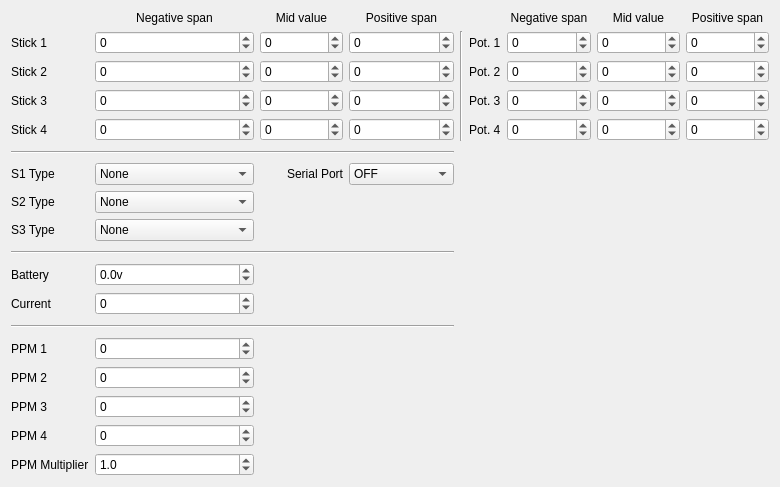
First picture: the form in companion/src/generaledit/calibration.ui, repository opentx/opentx, before the edit.
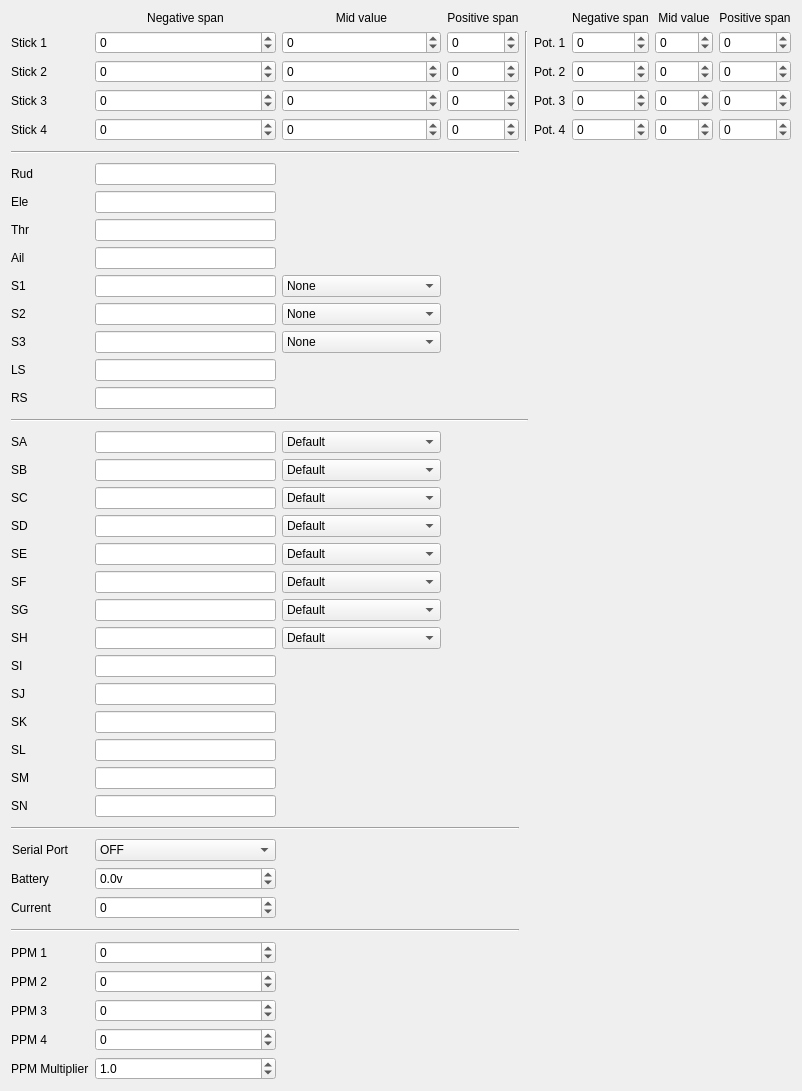
Second picture: the form after the edit. Custom widgets are drawn as their Qt base class.

```diff
--- a/companion/src/generaledit/calibration.ui
+++ b/companion/src/generaledit/calibration.ui
@@ -6,14 +6,340 @@
    <rect>
     <x>0</x>
     <y>0</y>
-    <width>780</width>
-    <height>450</height>
+    <width>802</width>
+    <height>1036</height>
    </rect>
   </property>
   <property name="windowTitle">
    <string>Form</string>
   </property>
-  <layout class="QGridLayout" name="gridLayout_2" rowstretch="0,0,0,0,0,0,0,0,0,0,0,0,0,0,0,0,0,1,0,0,0" columnstretch="0,1,1,1,0,0,1,1,1">
+  <layout class="QGridLayout" name="gridLayout_2" rowstretch="0,0,0,0,0,0,0,0,0,0,0,0,0,0,0,0,0,0,0,0,0,0,0,0,0,0,0,0,0,0,0,0,0,0,0,0,0,0,0,0,0,0" columnstretch="0,0,0,0,0,0,0,0,0">
+   <item row="11" column="2">
+    <widget class="QComboBox" name="pot2Type">
+     <property name="toolTip">
+      <string/>
+     </property>
+     <property name="statusTip">
+      <string/>
+     </property>
+     <property name="whatsThis">
+      <string>Beeper volume
+
+0 - Quiet.  No beeps at all.
+1 - No Keys.  Normal beeps but menu keys do not beep.
+2 - Normal.
+3 - Loud.
+4 - Extra loud.</string>
+     </property>
+     <item>
+      <property name="text">
+       <string>None</string>
+      </property>
+     </item>
+     <item>
+      <property name="text">
+       <string>Pot with detent (normal)</string>
+      </property>
+     </item>
+     <item>
+      <property name="text">
+       <string>Multipos Switch</string>
+      </property>
+     </item>
+     <item>
+      <property name="text">
+       <string>Pot without detent</string>
+      </property>
+     </item>
+    </widget>
+   </item>
+   <item row="12" column="1">
+    <widget class="AutoLineEdit" name="pot3Name">
+     <property name="maxLength">
+      <number>3</number>
+     </property>
+    </widget>
+   </item>
+   <item row="14" column="0">
+    <widget class="QLabel" name="pot5Label">
+     <property name="text">
+      <string>RS</string>
+     </property>
+    </widget>
+   </item>
+   <item row="17" column="0">
+    <widget class="QLabel" name="sbLabel">
+     <property name="text">
+      <string>SB</string>
+     </property>
+    </widget>
+   </item>
+   <item row="31" column="0" alignment="Qt::AlignLeft">
+    <widget class="QLabel" name="serialPortLabel">
+     <property name="text">
+      <string>Serial Port</string>
+     </property>
+     <property name="alignment">
+      <set>Qt::AlignRight|Qt::AlignTrailing|Qt::AlignVCenter</set>
+     </property>
+    </widget>
+   </item>
+   <item row="11" column="1">
+    <widget class="AutoLineEdit" name="pot2Name">
+     <property name="maxLength">
+      <number>3</number>
+     </property>
+    </widget>
+   </item>
+   <item row="17" column="2">
+    <widget class="AutoComboBox" name="sbType">
+     <property name="toolTip">
+      <string/>
+     </property>
+     <property name="statusTip">
+      <string/>
+     </property>
+     <property name="whatsThis">
+      <string>Beeper volume
+
+0 - Quiet.  No beeps at all.
+1 - No Keys.  Normal beeps but menu keys do not beep.
+2 - Normal.
+3 - Loud.
+4 - Extra loud.</string>
+     </property>
+     <item>
+      <property name="text">
+       <string>Default</string>
+      </property>
+     </item>
+     <item>
+      <property name="text">
+       <string>2POS Toggle</string>
+      </property>
+     </item>
+     <item>
+      <property name="text">
+       <string>2POS</string>
+      </property>
+     </item>
+     <item>
+      <property name="text">
+       <string>3POS</string>
+      </property>
+     </item>
+     <item>
+      <property name="text">
+       <string>2x2POS</string>
+      </property>
+     </item>
+    </widget>
+   </item>
+   <item row="15" column="0" colspan="5">
+    <widget class="Line" name="potsTypeSeparator_2">
+     <property name="minimumSize">
+      <size>
+       <width>0</width>
+       <height>10</height>
+      </size>
+     </property>
+     <property name="orientation">
+      <enum>Qt::Horizontal</enum>
+     </property>
+    </widget>
+   </item>
+   <item row="10" column="2">
+    <widget class="QComboBox" name="pot1Type">
+     <property name="toolTip">
+      <string/>
+     </property>
+     <property name="statusTip">
+      <string/>
+     </property>
+     <property name="whatsThis">
+      <string>Beeper volume
+
+0 - Quiet.  No beeps at all.
+1 - No Keys.  Normal beeps but menu keys do not beep.
+2 - Normal.
+3 - Loud.
+4 - Extra loud.</string>
+     </property>
+     <item>
+      <property name="text">
+       <string>None</string>
+      </property>
+     </item>
+     <item>
+      <property name="text">
+       <string>Pot with detent (normal)</string>
+      </property>
+     </item>
+     <item>
+      <property name="text">
+       <string>Multipos Switch</string>
+      </property>
+     </item>
+     <item>
+      <property name="text">
+       <string>Pot without detent</string>
+      </property>
+     </item>
+    </widget>
+   </item>
+   <item row="16" column="2">
+    <widget class="AutoComboBox" name="saType">
+     <property name="toolTip">
+      <string/>
+     </property>
+     <property name="statusTip">
+      <string/>
+     </property>
+     <property name="whatsThis">
+      <string>Beeper volume
+
+0 - Quiet.  No beeps at all.
+1 - No Keys.  Normal beeps but menu keys do not beep.
+2 - Normal.
+3 - Loud.
+4 - Extra loud.</string>
+     </property>
+     <item>
+      <property name="text">
+       <string>Default</string>
+      </property>
+     </item>
+     <item>
+      <property name="text">
+       <string>2POS Toggle</string>
+      </property>
+     </item>
+     <item>
+      <property name="text">
+       <string>2POS</string>
+      </property>
+     </item>
+     <item>
+      <property name="text">
+       <string>3POS</string>
+      </property>
+     </item>
+     <item>
+      <property name="text">
+       <string>2x2POS</string>
+      </property>
+     </item>
+    </widget>
+   </item>
+   <item row="31" column="1">
+    <widget class="QComboBox" name="serialPortMode">
+     <item>
+      <property name="text">
+       <string>OFF</string>
+      </property>
+     </item>
+     <item>
+      <property name="text">
+       <string>S-Port Mirror</string>
+      </property>
+     </item>
+     <item>
+      <property name="text">
+       <string>Telemetry</string>
+      </property>
+     </item>
+     <item>
+      <property name="text">
+       <string>SBUS Trainer</string>
+      </property>
+     </item>
+     <item>
+      <property name="text">
+       <string>Debug</string>
+      </property>
+     </item>
+    </widget>
+   </item>
+   <item row="12" column="2">
+    <widget class="QComboBox" name="pot3Type">
+     <property name="toolTip">
+      <string/>
+     </property>
+     <property name="statusTip">
+      <string/>
+     </property>
+     <property name="whatsThis">
+      <string>Beeper volume
+
+0 - Quiet.  No beeps at all.
+1 - No Keys.  Normal beeps but menu keys do not beep.
+2 - Normal.
+3 - Loud.
+4 - Extra loud.</string>
+     </property>
+     <item>
+      <property name="text">
+       <string>None</string>
+      </property>
+     </item>
+     <item>
+      <property name="text">
+       <string>Pot with detent (normal)</string>
+      </property>
+     </item>
+     <item>
+      <property name="text">
+       <string>Multipos Switch</string>
+      </property>
+     </item>
+     <item>
+      <property name="text">
+       <string>Pot without detent</string>
+      </property>
+     </item>
+    </widget>
+   </item>
+   <item row="17" column="1">
+    <widget class="AutoLineEdit" name="sbName">
+     <property name="maxLength">
+      <number>3</number>
+     </property>
+    </widget>
+   </item>
+   <item row="10" column="1">
+    <widget class="AutoLineEdit" name="pot1Name">
+     <property name="maxLength">
+      <number>3</number>
+     </property>
+    </widget>
+   </item>
+   <item row="16" column="1">
+    <widget class="AutoLineEdit" name="saName">
+     <property name="maxLength">
+      <number>3</number>
+     </property>
+    </widget>
+   </item>
+   <item row="6" column="0">
+    <widget class="QLabel" name="rudLabel">
+     <property name="text">
+      <string>Rud</string>
+     </property>
+    </widget>
+   </item>
+   <item row="1" column="3">
+    <widget class="QSpinBox" name="ana1Pos">
+     <property name="statusTip">
+      <string/>
+     </property>
+     <property name="minimum">
+      <number>-9999</number>
+     </property>
+     <property name="maximum">
+      <number>9999</number>
+     </property>
+    </widget>
+   </item>
    <item row="1" column="7">
     <widget class="QSpinBox" name="ana5Mid">
      <property name="statusTip">
@@ -75,20 +401,7 @@
      </property>
     </widget>
    </item>
-   <item row="19" column="1">
-    <widget class="QDoubleSpinBox" name="PPM_MultiplierDSB">
-     <property name="decimals">
-      <number>1</number>
-     </property>
-     <property name="maximum">
-      <double>5.000000000000000</double>
-     </property>
-     <property name="value">
-      <double>1.000000000000000</double>
-     </property>
-    </widget>
-   </item>
-   <item row="14" column="0">
+   <item row="36" column="0">
     <widget class="QLabel" name="label_23">
      <property name="text">
       <string>PPM 1</string>
@@ -168,16 +481,10 @@
      </property>
     </widget>
    </item>
-   <item row="1" column="3">
-    <widget class="QSpinBox" name="ana1Pos">
-     <property name="statusTip">
-      <string/>
-     </property>
-     <property name="minimum">
-      <number>-9999</number>
-     </property>
-     <property name="maximum">
-      <number>9999</number>
+   <item row="38" column="0">
+    <widget class="QLabel" name="label_33">
+     <property name="text">
+      <string>PPM 2</string>
      </property>
     </widget>
    </item>
@@ -315,27 +622,14 @@
      </property>
     </widget>
    </item>
-   <item row="20" column="1">
-    <spacer name="verticalSpacer">
-     <property name="orientation">
-      <enum>Qt::Vertical</enum>
-     </property>
-     <property name="sizeHint" stdset="0">
-      <size>
-       <width>20</width>
-       <height>40</height>
-      </size>
-     </property>
-    </spacer>
-   </item>
-   <item row="11" column="0">
+   <item row="33" column="0">
     <widget class="QLabel" name="label_22">
      <property name="text">
       <string>Battery</string>
      </property>
     </widget>
    </item>
-   <item row="11" column="1">
+   <item row="33" column="1">
     <widget class="QDoubleSpinBox" name="battCalibDSB">
      <property name="statusTip">
       <string/>
@@ -357,39 +651,14 @@
      </property>
     </widget>
    </item>
-   <item row="19" column="0">
+   <item row="41" column="0">
     <widget class="QLabel" name="label_30">
      <property name="text">
       <string>PPM Multiplier</string>
      </property>
     </widget>
    </item>
-   <item row="13" column="0" colspan="4">
-    <widget class="Line" name="line">
-     <property name="sizePolicy">
-      <sizepolicy hsizetype="Minimum" vsizetype="Fixed">
-       <horstretch>0</horstretch>
-       <verstretch>0</verstretch>
-      </sizepolicy>
-     </property>
-     <property name="minimumSize">
-      <size>
-       <width>0</width>
-       <height>10</height>
-      </size>
-     </property>
-     <property name="frameShadow">
-      <enum>QFrame::Sunken</enum>
-     </property>
-     <property name="lineWidth">
-      <number>1</number>
-     </property>
-     <property name="orientation">
-      <enum>Qt::Horizontal</enum>
-     </property>
-    </widget>
-   </item>
-   <item row="16" column="1">
+   <item row="38" column="1">
     <widget class="QSpinBox" name="PPM2">
      <property name="toolTip">
       <string/>
@@ -408,7 +677,7 @@
      </property>
     </widget>
    </item>
-   <item row="17" column="1">
+   <item row="39" column="1">
     <widget class="QSpinBox" name="PPM3">
      <property name="toolTip">
       <string/>
@@ -427,7 +696,7 @@
      </property>
     </widget>
    </item>
-   <item row="18" column="1">
+   <item row="40" column="1">
     <widget class="QSpinBox" name="PPM4">
      <property name="toolTip">
       <string/>
@@ -446,7 +715,7 @@
      </property>
     </widget>
    </item>
-   <item row="14" column="1">
+   <item row="36" column="1">
     <widget class="QSpinBox" name="PPM1">
      <property name="toolTip">
       <string/>
@@ -465,41 +734,21 @@
      </property>
     </widget>
    </item>
-   <item row="16" column="0">
-    <widget class="QLabel" name="label_33">
-     <property name="text">
-      <string>PPM 2</string>
-     </property>
-    </widget>
-   </item>
-   <item row="17" column="0">
+   <item row="39" column="0">
     <widget class="QLabel" name="label_34">
      <property name="text">
       <string>PPM 3</string>
      </property>
     </widget>
    </item>
-   <item row="18" column="0">
+   <item row="40" column="0">
     <widget class="QLabel" name="label_35">
      <property name="text">
       <string>PPM 4</string>
      </property>
     </widget>
    </item>
-   <item row="10" column="0" colspan="4">
-    <widget class="Line" name="line_2">
-     <property name="minimumSize">
-      <size>
-       <width>0</width>
-       <height>10</height>
-      </size>
-     </property>
-     <property name="orientation">
-      <enum>Qt::Horizontal</enum>
-     </property>
-    </widget>
-   </item>
-   <item row="12" column="1">
+   <item row="34" column="1">
     <widget class="QSpinBox" name="CurrentCalib_SB">
      <property name="minimum">
       <number>-49</number>
@@ -509,7 +758,7 @@
      </property>
     </widget>
    </item>
-   <item row="12" column="0">
+   <item row="34" column="0">
     <widget class="QLabel" name="label_CurrentCalib">
      <property name="text">
       <string>Current</string>
@@ -689,107 +938,113 @@
      </property>
     </widget>
    </item>
-   <item row="6" column="1">
-    <widget class="QComboBox" name="pot1Type">
-     <property name="toolTip">
-      <string/>
-     </property>
-     <property name="statusTip">
-      <string/>
-     </property>
-     <property name="whatsThis">
-      <string>Beeper volume
-
-0 - Quiet.  No beeps at all.
-1 - No Keys.  Normal beeps but menu keys do not beep.
-2 - Normal.
-3 - Loud.
-4 - Extra loud.</string>
-     </property>
-     <item>
-      <property name="text">
-       <string>None</string>
-      </property>
-     </item>
-     <item>
-      <property name="text">
-       <string>Pot with detent (normal)</string>
-      </property>
-     </item>
-     <item>
-      <property name="text">
-       <string>Multipos Switch</string>
-      </property>
-     </item>
-     <item>
-      <property name="text">
-       <string>Pot without detent</string>
-      </property>
-     </item>
-    </widget>
-   </item>
-   <item row="6" column="0">
+   <item row="10" column="0">
     <widget class="QLabel" name="pot1TypeLabel">
      <property name="text">
-      <string>S1 Type</string>
+      <string>S1</string>
      </property>
     </widget>
    </item>
-   <item row="7" column="1">
-    <widget class="QComboBox" name="pot2Type">
-     <property name="toolTip">
-      <string/>
-     </property>
-     <property name="statusTip">
-      <string/>
-     </property>
-     <property name="whatsThis">
-      <string>Beeper volume
-
-0 - Quiet.  No beeps at all.
-1 - No Keys.  Normal beeps but menu keys do not beep.
-2 - Normal.
-3 - Loud.
-4 - Extra loud.</string>
-     </property>
-     <item>
-      <property name="text">
-       <string>None</string>
-      </property>
-     </item>
-     <item>
-      <property name="text">
-       <string>Pot with detent (normal)</string>
-      </property>
-     </item>
-     <item>
-      <property name="text">
-       <string>Multipos Switch</string>
-      </property>
-     </item>
-     <item>
-      <property name="text">
-       <string>Pot without detent</string>
-      </property>
-     </item>
-    </widget>
-   </item>
-   <item row="7" column="0">
+   <item row="11" column="0">
     <widget class="QLabel" name="pot2TypeLabel">
      <property name="text">
-      <string>S2 Type</string>
+      <string>S2</string>
      </property>
     </widget>
    </item>
-   <item row="8" column="0">
+   <item row="12" column="0">
     <widget class="QLabel" name="pot3TypeLabel">
      <property name="text">
-      <string>S3 Type</string>
+      <string>S3</string>
+     </property>
+    </widget>
+   </item>
+   <item row="6" column="1">
+    <widget class="AutoLineEdit" name="rudName">
+     <property name="maxLength">
+      <number>3</number>
+     </property>
+    </widget>
+   </item>
+   <item row="16" column="0">
+    <widget class="QLabel" name="saLabel">
+     <property name="text">
+      <string>SA</string>
+     </property>
+    </widget>
+   </item>
+   <item row="7" column="0">
+    <widget class="QLabel" name="eleLabel">
+     <property name="text">
+      <string>Ele</string>
+     </property>
+    </widget>
+   </item>
+   <item row="9" column="0">
+    <widget class="QLabel" name="ailLabel">
+     <property name="text">
+      <string>Ail</string>
+     </property>
+    </widget>
+   </item>
+   <item row="8" column="0">
+    <widget class="QLabel" name="thrLabel">
+     <property name="text">
+      <string>Thr</string>
+     </property>
+    </widget>
+   </item>
+   <item row="7" column="1">
+    <widget class="AutoLineEdit" name="eleName">
+     <property name="maxLength">
+      <number>3</number>
+     </property>
+    </widget>
+   </item>
+   <item row="9" column="1">
+    <widget class="AutoLineEdit" name="ailName">
+     <property name="maxLength">
+      <number>3</number>
      </property>
     </widget>
    </item>
    <item row="8" column="1">
-    <widget class="QComboBox" name="pot3Type">
+    <widget class="AutoLineEdit" name="thrName">
+     <property name="maxLength">
+      <number>3</number>
+     </property>
+    </widget>
+   </item>
+   <item row="18" column="0">
+    <widget class="QLabel" name="scLabel">
+     <property name="text">
+      <string>SC</string>
+     </property>
+    </widget>
+   </item>
+   <item row="13" column="0">
+    <widget class="QLabel" name="pot4Label">
+     <property name="text">
+      <string>LS</string>
+     </property>
+    </widget>
+   </item>
+   <item row="13" column="1">
+    <widget class="AutoLineEdit" name="pot4Name">
+     <property name="maxLength">
+      <number>3</number>
+     </property>
+    </widget>
+   </item>
+   <item row="14" column="1">
+    <widget class="AutoLineEdit" name="pot5Name">
+     <property name="maxLength">
+      <number>3</number>
+     </property>
+    </widget>
+   </item>
+   <item row="18" column="2">
+    <widget class="AutoComboBox" name="scType">
      <property name="toolTip">
       <string/>
      </property>
@@ -807,7 +1062,7 @@
      </property>
      <item>
       <property name="text">
-       <string>None</string>
+       <string>Default</string>
       </property>
      </item>
      <item>
@@ -827,11 +1082,34 @@
      </item>
     </widget>
    </item>
-   <item row="6" column="3">
-    <widget class="QComboBox" name="serialPortMode">
+   <item row="18" column="1">
+    <widget class="AutoLineEdit" name="scName">
+     <property name="maxLength">
+      <number>3</number>
+     </property>
+    </widget>
+   </item>
+   <item row="19" column="0">
+    <widget class="QLabel" name="sdLabel">
+     <property name="text">
+      <string>SD</string>
+     </property>
+    </widget>
+   </item>
+   <item row="19" column="2">
+    <widget class="AutoComboBox" name="sdType">
+     <property name="toolTip">
+      <string/>
+     </property>
+     <property name="statusTip">
+      <string/>
+     </property>
+     <property name="whatsThis">
+      <string/>
+     </property>
      <item>
       <property name="text">
-       <string>OFF</string>
+       <string>Default</string>
       </property>
      </item>
      <item>
@@ -856,18 +1134,358 @@
      </item>
     </widget>
    </item>
-   <item row="6" column="2">
-    <widget class="QLabel" name="serialPortLabel">
+   <item row="19" column="1">
+    <widget class="AutoLineEdit" name="sdName">
+     <property name="maxLength">
+      <number>3</number>
+     </property>
+    </widget>
+   </item>
+   <item row="20" column="0">
+    <widget class="QLabel" name="seLabel">
      <property name="text">
-      <string>Serial Port</string>
+      <string>SE</string>
      </property>
-     <property name="alignment">
-      <set>Qt::AlignRight|Qt::AlignTrailing|Qt::AlignVCenter</set>
+    </widget>
+   </item>
+   <item row="20" column="2">
+    <widget class="AutoComboBox" name="seType">
+     <property name="toolTip">
+      <string/>
+     </property>
+     <property name="statusTip">
+      <string/>
+     </property>
+     <property name="whatsThis">
+      <string/>
+     </property>
+     <item>
+      <property name="text">
+       <string>Default</string>
+      </property>
+     </item>
+     <item>
+      <property name="text">
+       <string>2POS Toggle</string>
+      </property>
+     </item>
+     <item>
+      <property name="text">
+       <string>2POS</string>
+      </property>
+     </item>
+     <item>
+      <property name="text">
+       <string>3POS</string>
+      </property>
+     </item>
+     <item>
+      <property name="text">
+       <string>2x2POS</string>
+      </property>
+     </item>
+    </widget>
+   </item>
+   <item row="20" column="1">
+    <widget class="AutoLineEdit" name="seName">
+     <property name="maxLength">
+      <number>3</number>
+     </property>
+    </widget>
+   </item>
+   <item row="21" column="0">
+    <widget class="QLabel" name="sfLabel">
+     <property name="text">
+      <string>SF</string>
+     </property>
+    </widget>
+   </item>
+   <item row="21" column="2">
+    <widget class="AutoComboBox" name="sfType">
+     <property name="toolTip">
+      <string/>
+     </property>
+     <property name="statusTip">
+      <string/>
+     </property>
+     <property name="whatsThis">
+      <string/>
+     </property>
+     <item>
+      <property name="text">
+       <string>Default</string>
+      </property>
+     </item>
+     <item>
+      <property name="text">
+       <string>2POS Toggle</string>
+      </property>
+     </item>
+     <item>
+      <property name="text">
+       <string>2POS</string>
+      </property>
+     </item>
+     <item>
+      <property name="text">
+       <string>3POS</string>
+      </property>
+     </item>
+     <item>
+      <property name="text">
+       <string>2x2POS</string>
+      </property>
+     </item>
+    </widget>
+   </item>
+   <item row="21" column="1">
+    <widget class="AutoLineEdit" name="sfName">
+     <property name="maxLength">
+      <number>3</number>
+     </property>
+    </widget>
+   </item>
+   <item row="22" column="0">
+    <widget class="QLabel" name="sgLabel">
+     <property name="text">
+      <string>SG</string>
+     </property>
+    </widget>
+   </item>
+   <item row="22" column="2">
+    <widget class="AutoComboBox" name="sgType">
+     <property name="toolTip">
+      <string/>
+     </property>
+     <property name="statusTip">
+      <string/>
+     </property>
+     <property name="whatsThis">
+      <string/>
+     </property>
+     <item>
+      <property name="text">
+       <string>Default</string>
+      </property>
+     </item>
+     <item>
+      <property name="text">
+       <string>2POS Toggle</string>
+      </property>
+     </item>
+     <item>
+      <property name="text">
+       <string>2POS</string>
+      </property>
+     </item>
+     <item>
+      <property name="text">
+       <string>3POS</string>
+      </property>
+     </item>
+     <item>
+      <property name="text">
+       <string>2x2POS</string>
+      </property>
+     </item>
+    </widget>
+   </item>
+   <item row="22" column="1">
+    <widget class="AutoLineEdit" name="sgName">
+     <property name="maxLength">
+      <number>3</number>
+     </property>
+    </widget>
+   </item>
+   <item row="23" column="0">
+    <widget class="QLabel" name="shLabel">
+     <property name="text">
+      <string>SH</string>
+     </property>
+    </widget>
+   </item>
+   <item row="23" column="2">
+    <widget class="AutoComboBox" name="shType">
+     <property name="toolTip">
+      <string/>
+     </property>
+     <property name="statusTip">
+      <string/>
+     </property>
+     <property name="whatsThis">
+      <string/>
+     </property>
+     <item>
+      <property name="text">
+       <string>Default</string>
+      </property>
+     </item>
+     <item>
+      <property name="text">
+       <string>2POS Toggle</string>
+      </property>
+     </item>
+     <item>
+      <property name="text">
+       <string>2POS</string>
+      </property>
+     </item>
+     <item>
+      <property name="text">
+       <string>3POS</string>
+      </property>
+     </item>
+     <item>
+      <property name="text">
+       <string>2x2POS</string>
+      </property>
+     </item>
+    </widget>
+   </item>
+   <item row="23" column="1">
+    <widget class="AutoLineEdit" name="shName">
+     <property name="maxLength">
+      <number>3</number>
+     </property>
+    </widget>
+   </item>
+   <item row="24" column="0">
+    <widget class="QLabel" name="siLabel">
+     <property name="text">
+      <string>SI</string>
+     </property>
+    </widget>
+   </item>
+   <item row="24" column="1">
+    <widget class="AutoLineEdit" name="siName">
+     <property name="maxLength">
+      <number>3</number>
+     </property>
+    </widget>
+   </item>
+   <item row="25" column="0">
+    <widget class="QLabel" name="sjLabel">
+     <property name="text">
+      <string>SJ</string>
+     </property>
+    </widget>
+   </item>
+   <item row="25" column="1">
+    <widget class="AutoLineEdit" name="sjName">
+     <property name="maxLength">
+      <number>3</number>
+     </property>
+    </widget>
+   </item>
+   <item row="26" column="0">
+    <widget class="QLabel" name="skLabel">
+     <property name="text">
+      <string>SK</string>
+     </property>
+    </widget>
+   </item>
+   <item row="26" column="1">
+    <widget class="AutoLineEdit" name="skName">
+     <property name="maxLength">
+      <number>3</number>
+     </property>
+    </widget>
+   </item>
+   <item row="27" column="0">
+    <widget class="QLabel" name="slLabel">
+     <property name="text">
+      <string>SL</string>
+     </property>
+    </widget>
+   </item>
+   <item row="27" column="1">
+    <widget class="AutoLineEdit" name="slName">
+     <property name="maxLength">
+      <number>3</number>
+     </property>
+    </widget>
+   </item>
+   <item row="28" column="0">
+    <widget class="QLabel" name="smLabel">
+     <property name="text">
+      <string>SM</string>
+     </property>
+    </widget>
+   </item>
+   <item row="28" column="1">
+    <widget class="AutoLineEdit" name="smName">
+     <property name="maxLength">
+      <number>3</number>
+     </property>
+    </widget>
+   </item>
+   <item row="29" column="0">
+    <widget class="QLabel" name="snLabel">
+     <property name="text">
+      <string>SN</string>
+     </property>
+    </widget>
+   </item>
+   <item row="29" column="1">
+    <widget class="AutoLineEdit" name="snName">
+     <property name="maxLength">
+      <number>3</number>
+     </property>
+    </widget>
+   </item>
+   <item row="41" column="1">
+    <widget class="QDoubleSpinBox" name="PPM_MultiplierDSB">
+     <property name="decimals">
+      <number>1</number>
+     </property>
+     <property name="maximum">
+      <double>5.000000000000000</double>
+     </property>
+     <property name="value">
+      <double>1.000000000000000</double>
+     </property>
+    </widget>
+   </item>
+   <item row="30" column="0" colspan="4">
+    <widget class="Line" name="potsTypeSeparator_3">
+     <property name="minimumSize">
+      <size>
+       <width>0</width>
+       <height>10</height>
+      </size>
+     </property>
+     <property name="orientation">
+      <enum>Qt::Horizontal</enum>
+     </property>
+    </widget>
+   </item>
+   <item row="35" column="0" colspan="4">
+    <widget class="Line" name="potsTypeSeparator_4">
+     <property name="minimumSize">
+      <size>
+       <width>0</width>
+       <height>10</height>
+      </size>
+     </property>
+     <property name="orientation">
+      <enum>Qt::Horizontal</enum>
      </property>
     </widget>
    </item>
   </layout>
  </widget>
+ <customwidgets>
+  <customwidget>
+   <class>AutoLineEdit</class>
+   <extends>QLineEdit</extends>
+   <header>autolineedit.h</header>
+  </customwidget>
+  <customwidget>
+   <class>AutoComboBox</class>
+   <extends>QComboBox</extends>
+   <header>autocombobox.h</header>
+  </customwidget>
+ </customwidgets>
  <resources/>
  <connections/>
 </ui>
```
Left out of the diff: 27 changed lines with no effect on the pictures.
